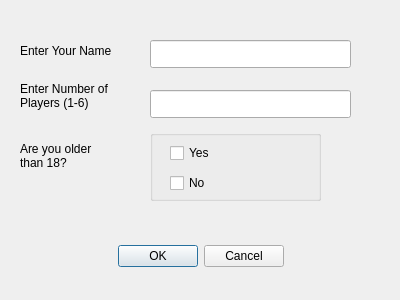
Old version of the form src/PokerFaceView/untitled/userinputgameinitialiser.ui in the repository Cooper-Lynn/Poker-Face-Cpp.
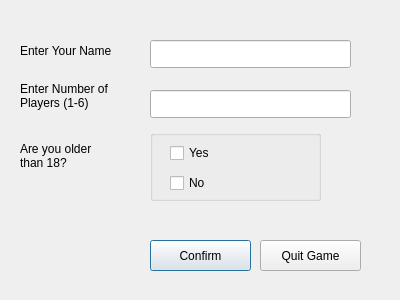
New version of the form.

Commit message: userinputgameinitialiser.cpp used to allow for user to input variables for the starting of game, this is passed to PokerFace.cpp to initialise GameRunner

```diff
--- a/src/PokerFaceView/untitled/userinputgameinitialiser.ui
+++ b/src/PokerFaceView/untitled/userinputgameinitialiser.ui
@@ -13,25 +13,6 @@
   <property name="windowTitle">
    <string>Dialog</string>
   </property>
-  <widget class="QDialogButtonBox" name="confirmOrQuitBox">
-   <property name="geometry">
-    <rect>
-     <x>30</x>
-     <y>240</y>
-     <width>341</width>
-     <height>32</height>
-    </rect>
-   </property>
-   <property name="orientation">
-    <enum>Qt::Orientation::Horizontal</enum>
-   </property>
-   <property name="standardButtons">
-    <set>QDialogButtonBox::StandardButton::Cancel|QDialogButtonBox::StandardButton::Ok</set>
-   </property>
-   <property name="centerButtons">
-    <bool>true</bool>
-   </property>
-  </widget>
   <widget class="QLabel" name="userNameLabel">
    <property name="geometry">
     <rect>
@@ -141,6 +122,32 @@
     </property>
    </widget>
   </widget>
+  <widget class="QPushButton" name="confirmPush">
+   <property name="geometry">
+    <rect>
+     <x>150</x>
+     <y>240</y>
+     <width>101</width>
+     <height>31</height>
+    </rect>
+   </property>
+   <property name="text">
+    <string>Confirm</string>
+   </property>
+  </widget>
+  <widget class="QPushButton" name="quitPush">
+   <property name="geometry">
+    <rect>
+     <x>260</x>
+     <y>240</y>
+     <width>101</width>
+     <height>31</height>
+    </rect>
+   </property>
+   <property name="text">
+    <string>Quit Game</string>
+   </property>
+  </widget>
  </widget>
  <resources/>
  <connections>
```
Left out of the diff: 39 changed lines with no effect on the pictures. The commit also changes 9 other files.
